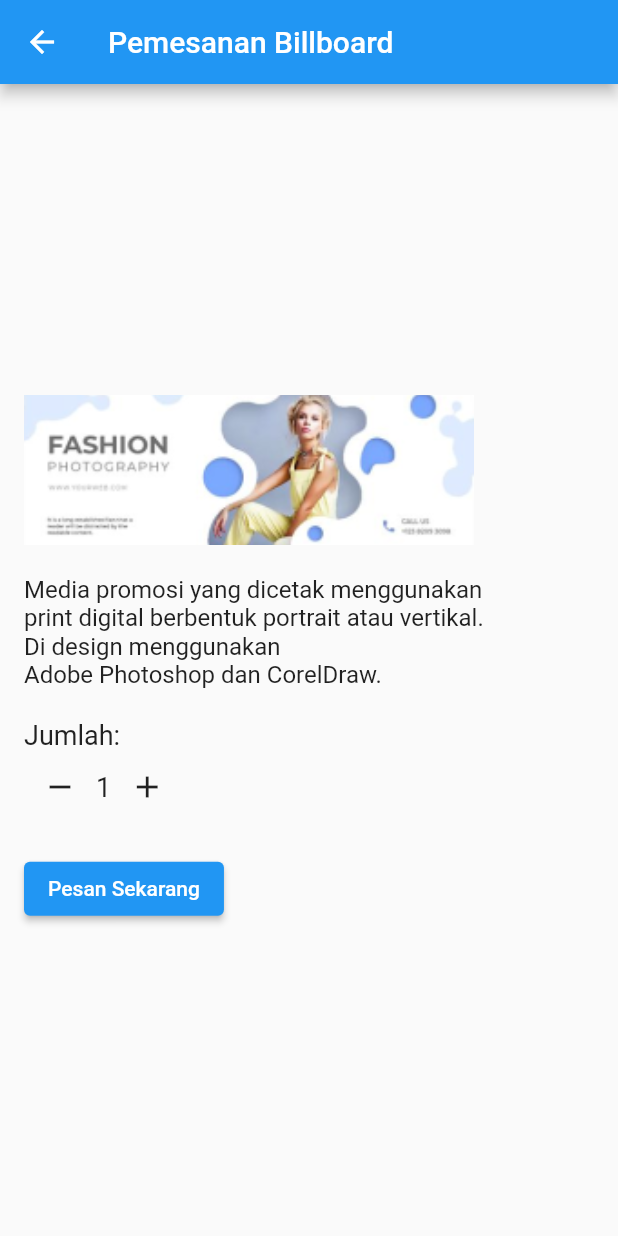
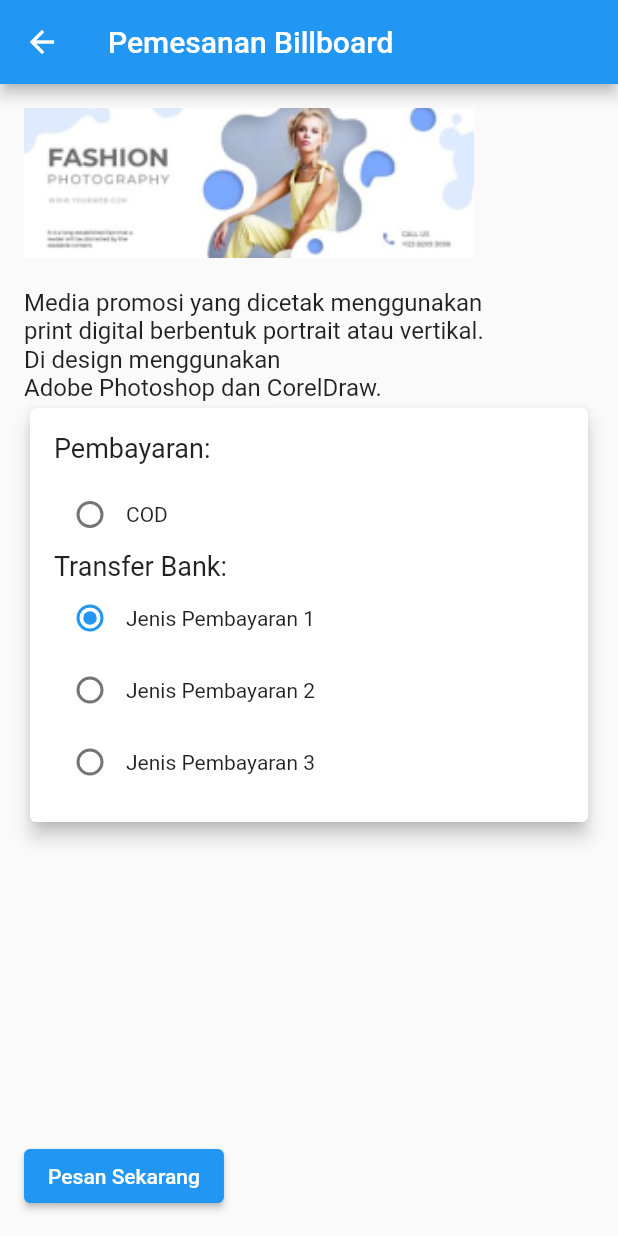
Before and after one commit to alifhilmi17/PBL-NO-DATABASE, a Flutter app: the PemesananBillboardPage screen opened directly, on a phone screen of 412 x 824 dp. Run offline on Flutter 3.47's test engine with Material 2 defaults, Android fonts, the phone set to English and light mode, and no system bars; our stand-ins replace carousel_slider, google_nav_bar.

Commit message:
pemesanan billboard update

```diff
--- a/lib/pemesanan_billboard_page.dart
+++ b/lib/pemesanan_billboard_page.dart
@@ -16,7 +16,7 @@ class PemesananBillboardPage extends StatefulWidget {
 }
 
 class _PemesananBillboardPageState extends State<PemesananBillboardPage> {
-  int quantity = 1;
+  int selectedPaymentOption = 1; // Default selected payment option
 
   @override
   Widget build(BuildContext context) {
@@ -27,7 +27,6 @@ class _PemesananBillboardPageState extends State<PemesananBillboardPage> {
       body: Padding(
         padding: const EdgeInsets.all(16.0),
         child: Column(
-          mainAxisAlignment: MainAxisAlignment.center,
           crossAxisAlignment: CrossAxisAlignment.start,
           children: [
             Image.asset(
@@ -41,42 +40,36 @@ class _PemesananBillboardPageState extends State<PemesananBillboardPage> {
               widget.catalogContent,
               style: TextStyle(fontSize: 16),
             ),
-            SizedBox(height: 20),
+            Card(
+              elevation: 5,
+              child: Padding(
+                padding: const EdgeInsets.all(16.0),
+                child: Column(
+                  crossAxisAlignment: CrossAxisAlignment.start,
+                  children: [
                     Text(
-              'Jumlah:',
+                      'Pembayaran:',
                       style: TextStyle(fontSize: 18),
                     ),
-            Row(
-              children: [
-                IconButton(
-                  icon: Icon(Icons.remove),
-                  onPressed: () {
-                    setState(() {
-                      if (quantity > 1) {
-                        quantity--;
-                      }
-                    });
-                  },
-                ),
+                    SizedBox(height: 10),
+                    buildPaymentOptionRadio(4, 'COD'),
                     Text(
-                  quantity.toString(),
+                      'Transfer Bank:',
                       style: TextStyle(fontSize: 18),
                     ),
-                IconButton(
-                  icon: Icon(Icons.add),
-                  onPressed: () {
-                    setState(() {
-                      quantity++;
-                    });
-                  },
-                ),
+                    buildPaymentOptionRadio(1, 'Jenis Pembayaran 1'),
+                    buildPaymentOptionRadio(2, 'Jenis Pembayaran 2'),
+                    buildPaymentOptionRadio(3, 'Jenis Pembayaran 3'),
                   ],
                 ),
-            SizedBox(height: 20),
+              ),
+            ),
+            Spacer(),
             ElevatedButton(
               onPressed: () {
-                // Do something with booking data
-                print('Billboard: ${widget.jenisBillboard}, Jumlah: $quantity');
+                // Do something with booking data and selected payment option
+                print(
+                    'Billboard: ${widget.jenisBillboard}, Pesan Sekarang, Jenis Pembayaran: $selectedPaymentOption');
               },
               child: Text('Pesan Sekarang'),
             ),
@@ -85,4 +78,21 @@ class _PemesananBillboardPageState extends State<PemesananBillboardPage> {
       ),
     );
   }
+
+  Widget buildPaymentOptionRadio(int value, String label) {
+    return Row(
+      children: [
+        Radio(
+          value: value,
+          groupValue: selectedPaymentOption,
+          onChanged: (int? newValue) {
+            setState(() {
+              selectedPaymentOption = newValue!;
+            });
+          },
+        ),
+        Text(label),
+      ],
+    );
   }
+}
```
Also changed, not shown: 3 other files. Lines whose indentation alone changed are shown as unchanged.
